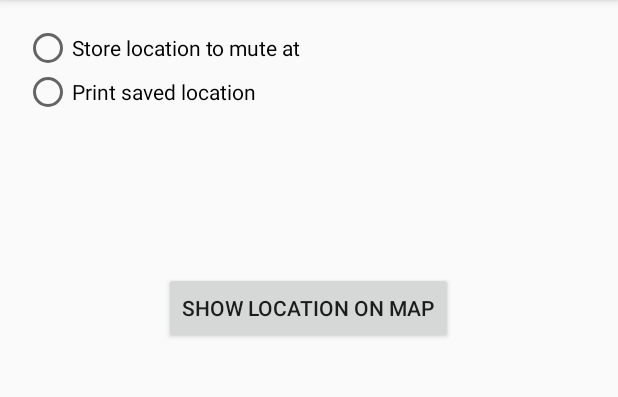
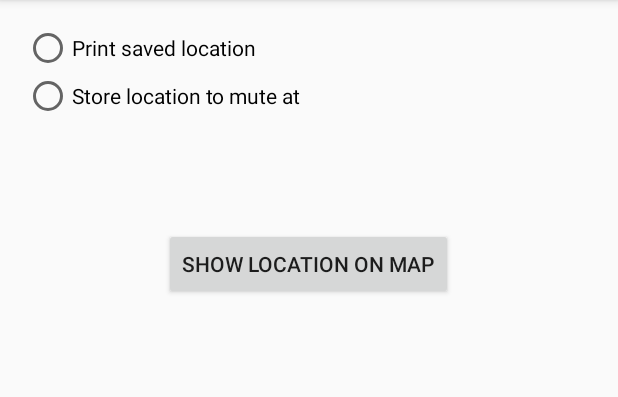
Before and after one commit to grclaeys/LocayytionsCommands, an Android app: the screen it shows after launch (MainActivity), on a phone screen of 412 x 824 dp, the part 84-481 px from its top. Run offline under Robolectric (Android 15) with nearby library versions, the phone set to English and light mode, and no system bars.

Commit message:
FIXED BUTTON

```diff
--- a/app/src/main/res/layout/activity_main.xml
+++ b/app/src/main/res/layout/activity_main.xml
@@ -17,8 +17,7 @@
         android:onClick="printSavedLocation"
         android:layout_alignParentTop="true"
         android:layout_alignParentLeft="true"
-        android:layout_alignParentStart="true"
-        android:layout_marginTop="29dp" />
+        android:layout_alignParentStart="true" />
 
 
     <Button
@@ -37,12 +36,11 @@
         android:layout_height="wrap_content"
         android:text="Store location to mute at"
         android:id="@+id/radioButton2"
-        android:layout_alignParentTop="true"
-        android:layout_alignParentLeft="true"
-        android:layout_alignParentStart="true"
         android:checked="false"
         android:onClick="storeLocation"
-        /><![CDATA[
+        android:layout_below="@+id/radioButton"
+        android:layout_alignParentLeft="true"
+        android:layout_alignParentStart="true" /><![CDATA[
 
 
 
```
